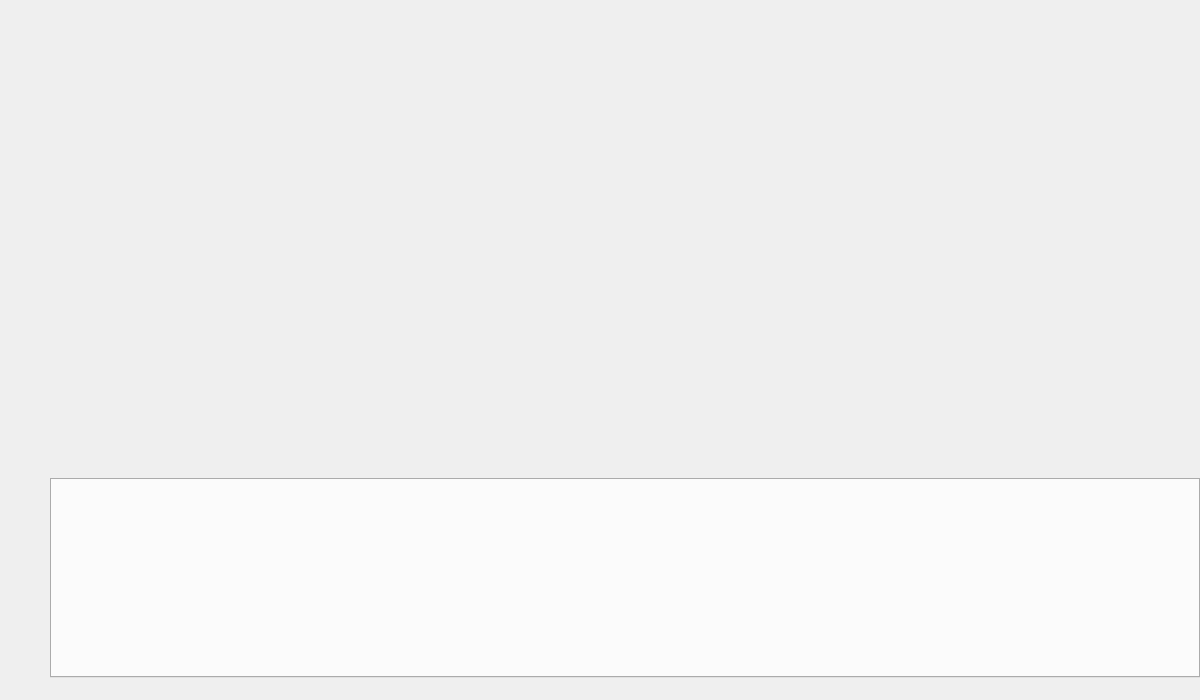
SenvekIT/svk-lib-duifx, file duifx/gui/ui/main_window.ui: the form before one commit.
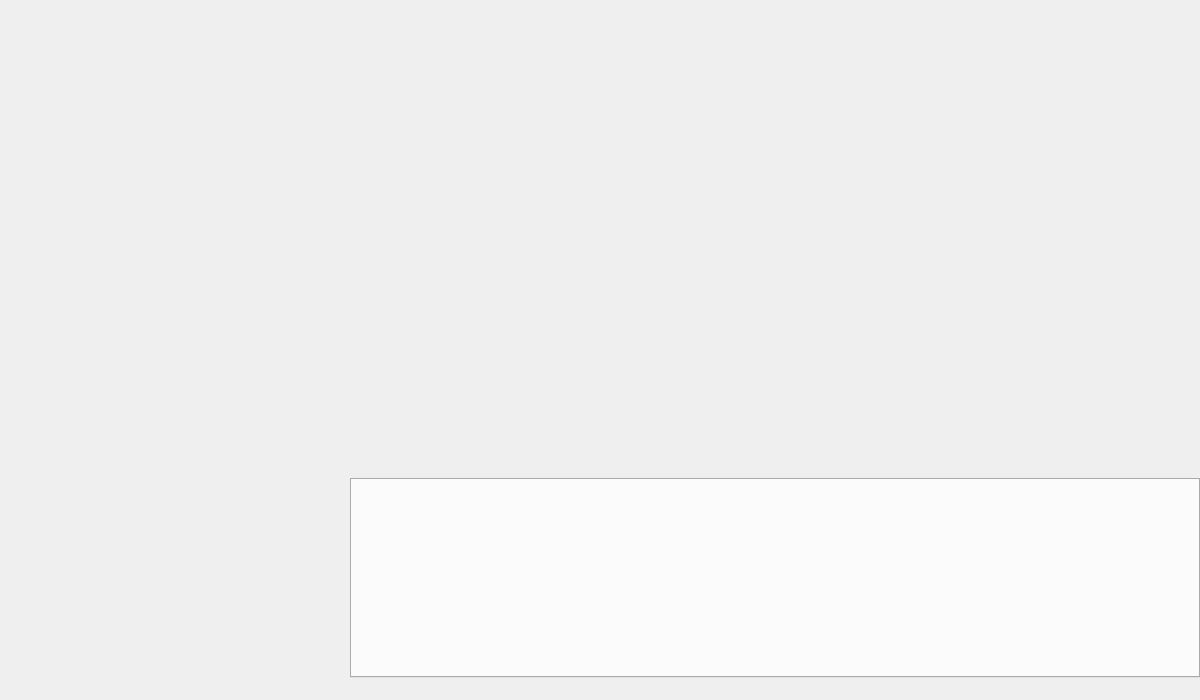
The form after the commit.

Commit message: feat: enhance settings dialog with restore functionality and update UI layout

Diff of the .ui file:
```diff
--- a/duifx/gui/ui/main_window.ui
+++ b/duifx/gui/ui/main_window.ui
@@ -264,7 +264,40 @@
         </widget>
        </item>
        <item>
-        <widget class="QWidget" name="verticalWidget" native="true">
+        <widget class="QFrame" name="rightSidebar">
+         <property name="sizePolicy">
+          <sizepolicy hsizetype="Preferred" vsizetype="Expanding">
+           <horstretch>0</horstretch>
+           <verstretch>0</verstretch>
+          </sizepolicy>
+         </property>
+         <property name="minimumSize">
+          <size>
+           <width>300</width>
+           <height>0</height>
+          </size>
+         </property>
+         <layout class="QVBoxLayout" name="rightSidebarLayout">
+          <property name="spacing">
+           <number>0</number>
+          </property>
+          <property name="leftMargin">
+           <number>0</number>
+          </property>
+          <property name="topMargin">
+           <number>0</number>
+          </property>
+          <property name="rightMargin">
+           <number>0</number>
+          </property>
+          <property name="bottomMargin">
+           <number>0</number>
+          </property>
+         </layout>
+        </widget>
+       </item>
+       <item>
+        <widget class="QWidget" name="mainContent" native="true">
          <layout class="QVBoxLayout" name="main_content">
           <property name="spacing">
            <number>0</number>
```
The commit also changes 6 other files.
